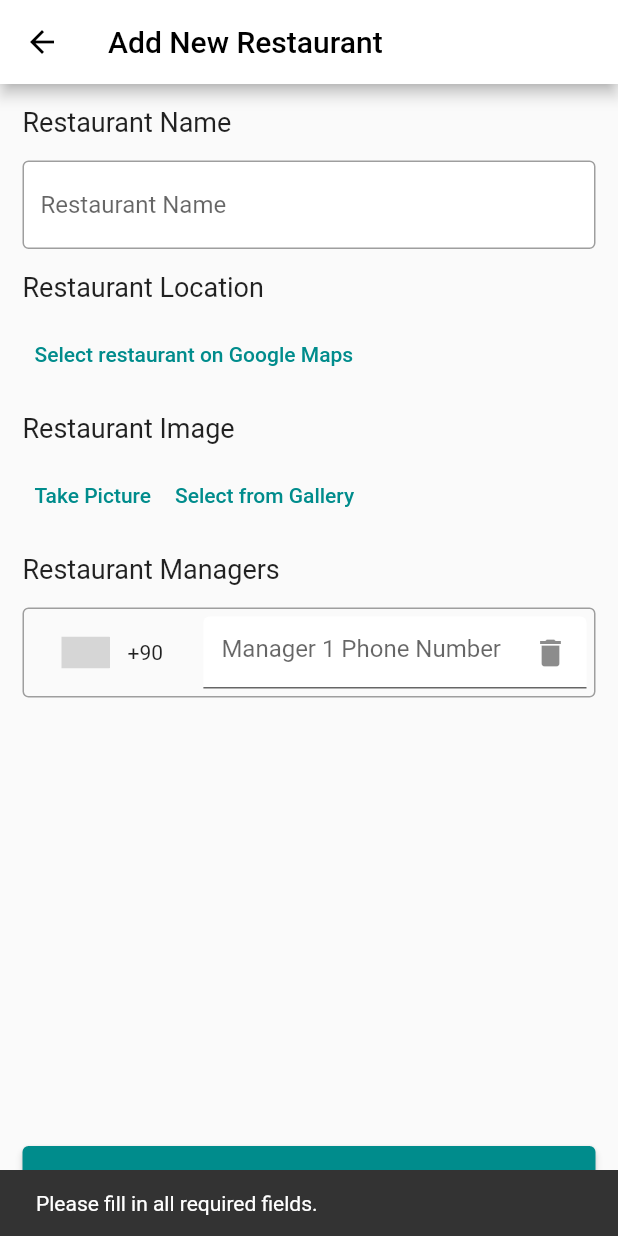
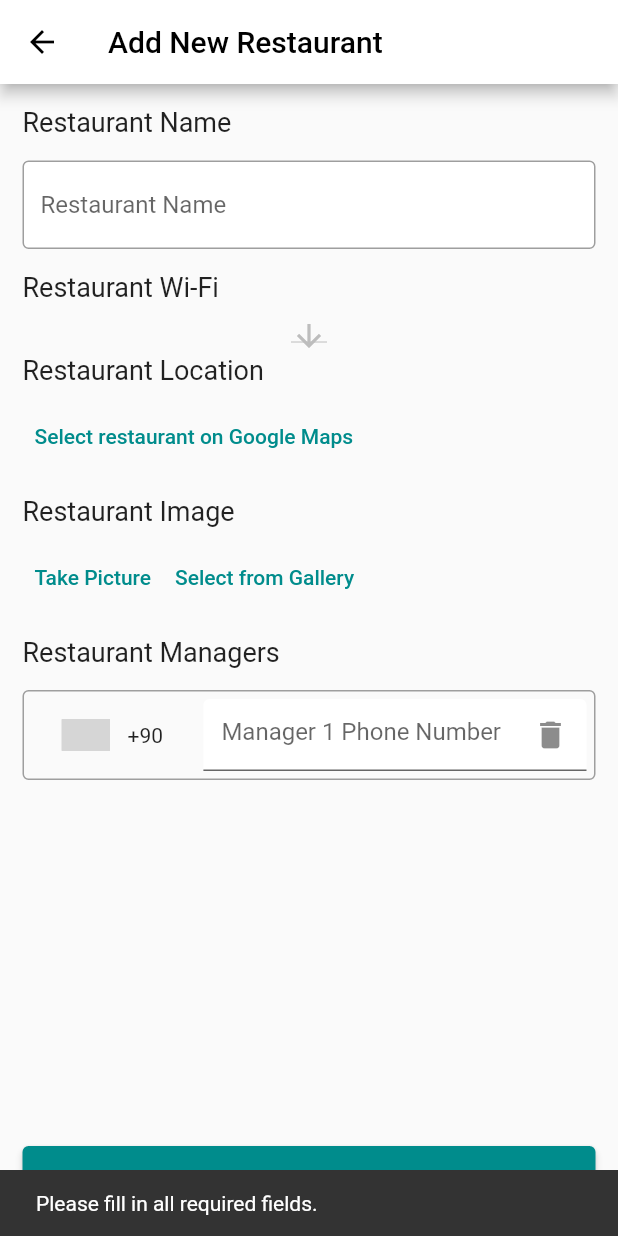
Before and after one commit to alidogangullu/project_mobile, a Flutter app: the AddRestaurant screen opened directly, after a tap on "Add Restaurant", on a phone screen of 412 x 824 dp. Run offline on Flutter 3.47's test engine with Material 2 defaults, Android fonts, the phone set to English and light mode, and no system bars; drawn by our look-alikes of intl_phone_number_input; our stand-ins replace cloud_firestore, firebase_auth, firebase_core, firebase_storage, flutter_image_compress, flutter_rating_bar and 8 more; missing offline and left inert: android_flutter_wifi, mobile_scanner, place_picker, safe_device, simple_speed_dial, slide_action; accounts and stored records are empty; statements that could not run were skipped; grey boxes are pictures that could not be loaded.

Commit message:
nearby wifi detection debug, added restaurant wifi selector without database connection

```diff
--- a/lib/Manager/management.dart
+++ b/lib/Manager/management.dart
@@ -1,5 +1,6 @@
 import 'dart:io';
 import 'dart:typed_data';
+import 'package:android_flutter_wifi/android_flutter_wifi.dart';
 import 'package:firebase_storage/firebase_storage.dart';
 import 'package:flutter/material.dart';
 import 'package:cloud_firestore/cloud_firestore.dart';
@@ -228,6 +229,22 @@ class _AddRestaurantState extends State<AddRestaurant> {
     }
   }
 
+  String? dropdownValue;
+  List<String?> ssidList = [];
+  Future<void> initPlatformState() async {
+    List<WifiNetwork> wifiList = await AndroidFlutterWifi.getWifiScanResult();
+    setState(() {
+      ssidList = wifiList.map((wifi) => wifi.ssid).toList();
+    });
+  }
+
+  @override
+  void initState() {
+    initPlatformState();
+    super.initState();
+  }
+
+
   bool get canAddRestaurant {
     return restaurantNameController.text.isNotEmpty &&
         address != "null" &&
@@ -266,6 +283,37 @@ class _AddRestaurantState extends State<AddRestaurant> {
           ),
           textInputField(
               context, 'Restaurant Name', restaurantNameController, false),
+          Padding(
+            padding: const EdgeInsets.only(left: 15, bottom: 10),
+            child: Container(
+              alignment: Alignment.centerLeft,
+              child: const Text(
+                'Restaurant Wi-Fi',
+                style: TextStyle(
+                  fontSize: 18,
+                ),
+              ),
+            ),
+          ),
+          DropdownButton<String>(
+            value: dropdownValue,
+            icon: const Icon(Icons.arrow_downward),
+            iconSize: 24,
+            elevation: 16,
+            onChanged: (String? newValue) {
+              setState(() {
+                dropdownValue = newValue;
+              });
+            },
+            items: ssidList.asMap().entries.map<DropdownMenuItem<String>>((entry) {
+              var index = entry.key;
+              var value = entry.value;
+              return DropdownMenuItem<String>(
+                value: '$index-$value',
+                child: Text(value!),
+              );
+            }).toList(),
+          ),
           Padding(
             padding: const EdgeInsets.only(left: 15, bottom: 10),
             child: Container(
```
Also changed, not shown: lib/Customer/customerHome.dart (+3 -9 lines), lib/Customer/qrScanner.dart (+27 -24 lines).
